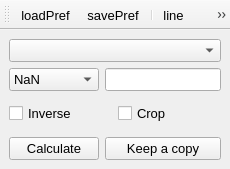
Before: the Qt Designer form UIs/nRegionPath.ui in NeutrinoToolkit/Neutrino, drawn with Qt 5.
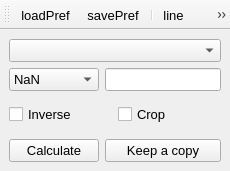
After: the same form once the commit is applied. Icons and pictures are not drawn.

Patch:
```diff
--- a/UIs/nRegionPath.ui
+++ b/UIs/nRegionPath.ui
@@ -7,7 +7,7 @@
     <x>0</x>
     <y>0</y>
     <width>230</width>
-    <height>169</height>
+    <height>171</height>
    </rect>
   </property>
   <property name="font">
@@ -114,6 +114,11 @@
        </property>
        <item>
         <widget class="QCheckBox" name="inverse">
+         <property name="font">
+          <font>
+           <pointsize>10</pointsize>
+          </font>
+         </property>
          <property name="text">
           <string>Inverse</string>
          </property>
@@ -124,6 +129,11 @@
        </item>
        <item>
         <widget class="QCheckBox" name="crop">
+         <property name="font">
+          <font>
+           <pointsize>10</pointsize>
+          </font>
+         </property>
          <property name="text">
           <string>Crop</string>
          </property>
```
Left out of the diff: 15 changed lines with no effect on the pictures.
